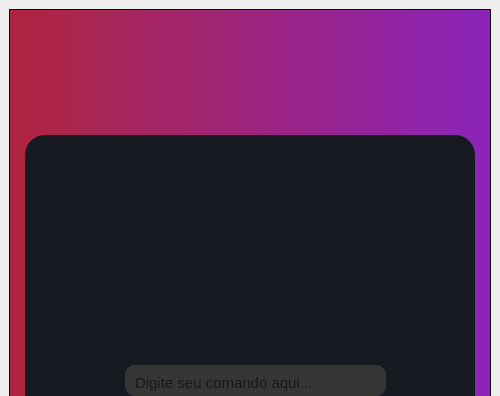
The window that src/untitled.ui (FariasMarina/Minerva) describes before a commit, drawn with Qt 5; both pictures show x 0 to 500 and y 0 to 396 of the 500 by 670 pixel window.
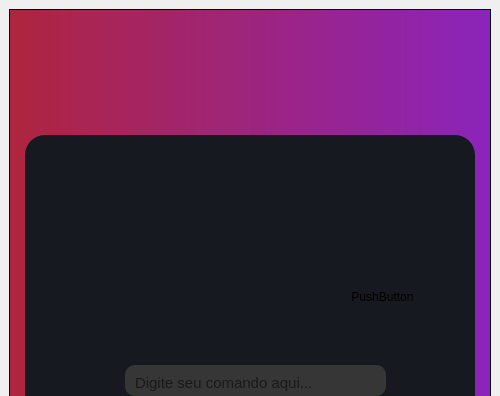
The same window after the commit. Icons and pictures are not drawn.

Patch:
```diff
--- a/src/untitled.ui
+++ b/src/untitled.ui
@@ -235,7 +235,7 @@
           <property name="geometry">
            <rect>
             <x>30</x>
-            <y>10</y>
+            <y>70</y>
             <width>123</width>
             <height>123</height>
            </rect>
@@ -259,6 +259,19 @@
            <string/>
           </property>
          </widget>
+         <widget class="QPushButton" name="pushButton_2">
+          <property name="geometry">
+           <rect>
+            <x>320</x>
+            <y>150</y>
+            <width>75</width>
+            <height>23</height>
+           </rect>
+          </property>
+          <property name="text">
+           <string>PushButton</string>
+          </property>
+         </widget>
         </widget>
        </item>
       </layout>
```
